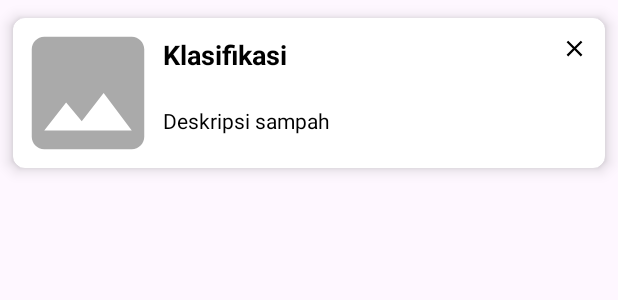
After one commit to DaurYuk/MyDaurYuk, an Android app: the layout item_history.xml on its own in the app's theme, with its tools: preview values and no code run, on a phone screen of 412 x 824 dp. The commit adds this screen. Shown: the top 300 px of the screen. Run offline under Robolectric (Android 15) with nearby library versions, the phone set to English and light mode, and no system bars.

Commit message:
fitur history reclcyleview sederhana donse

```diff
--- /dev/null
+++ b/app/src/main/res/drawable/baseline_close_24.xml
@@ -0,0 +1,5 @@
+<vector android:height="24dp" android:tint="#000000"
+    android:viewportHeight="24" android:viewportWidth="24"
+    android:width="24dp" xmlns:android="http://schemas.android.com/apk/res/android">
+    <path android:fillColor="@android:color/white" android:pathData="M19,6.41L17.59,5 12,10.59 6.41,5 5,6.41 10.59,12 5,17.59 6.41,19 12,13.41 17.59,19 19,17.59 13.41,12z"/>
+</vector>
--- a/app/src/main/res/layout/activity_recomendation.xml
+++ b/app/src/main/res/layout/activity_recomendation.xml
@@ -4,7 +4,8 @@
     xmlns:tools="http://schemas.android.com/tools"
     android:layout_width="match_parent"
     android:layout_height="match_parent"
-    tools:context=".recomendation.RecomendationActivity">
+    tools:context=".recomendation.RecomendationActivity"
+    android:background="@color/white">
 
     <TextView
         android:layout_width="wrap_content"
--- /dev/null
+++ b/app/src/main/res/layout/item_history.xml
@@ -0,0 +1,70 @@
+<?xml version="1.0" encoding="utf-8"?>
+<androidx.constraintlayout.widget.ConstraintLayout xmlns:android="http://schemas.android.com/apk/res/android"
+    xmlns:app="http://schemas.android.com/apk/res-auto"
+    android:layout_width="match_parent"
+    android:layout_height="wrap_content"
+    xmlns:tools="http://schemas.android.com/tools">
+
+    <androidx.cardview.widget.CardView
+        android:layout_width="match_parent"
+        android:layout_height="wrap_content"
+        app:cardBackgroundColor="@color/white"
+        app:cardCornerRadius="8dp"
+        app:cardElevation="6dp"
+        app:cardUseCompatPadding="true"
+        app:layout_constraintStart_toStartOf="parent"
+        app:layout_constraintEnd_toEndOf="parent"
+        app:layout_constraintTop_toTopOf="parent"
+        app:layout_constraintBottom_toBottomOf="parent">
+
+        <androidx.constraintlayout.widget.ConstraintLayout
+            android:layout_width="match_parent"
+            android:layout_height="wrap_content">
+
+            <ImageView
+                android:id="@+id/imageClassification"
+                android:layout_width="100dp"
+                android:layout_height="100dp"
+                android:src="@drawable/ic_place_holder"
+                app:layout_constraintStart_toStartOf="parent"
+                app:layout_constraintTop_toTopOf="parent"
+                app:layout_constraintBottom_toBottomOf="parent"/>
+
+            <ImageView
+                android:id="@+id/closeImageView"
+                android:layout_width="30dp"
+                android:layout_height="30dp"
+                android:padding="6dp"
+                android:layout_marginRight="5dp"
+                android:layout_marginTop="5dp"
+                android:src="@drawable/baseline_close_24"
+                app:layout_constraintEnd_toEndOf="parent"
+                app:layout_constraintTop_toTopOf="@id/imageClassification" />
+
+            <TextView
+                android:id="@+id/classificationTextView"
+                android:layout_width="0dp"
+                android:layout_height="wrap_content"
+                android:layout_marginTop="12dp"
+                tools:text="@string/classification"
+                android:textSize="18sp"
+                android:textStyle="bold"
+                android:textColor="@color/black"
+                app:layout_constraintStart_toEndOf="@id/imageClassification"
+                app:layout_constraintTop_toTopOf="@id/imageClassification"
+                app:layout_constraintEnd_toStartOf="@+id/closeImageView" />
+
+            <TextView
+                android:id="@+id/descriptionTextView"
+                android:layout_width="0dp"
+                android:layout_height="wrap_content"
+                tools:text="@string/deskripsi_sampah"
+                android:textColor="@color/black"
+                app:layout_constraintStart_toEndOf="@id/imageClassification"
+                app:layout_constraintTop_toBottomOf="@+id/classificationTextView"
+                app:layout_constraintEnd_toEndOf="parent"
+                app:layout_constraintBottom_toBottomOf="parent" />
+
+        </androidx.constraintlayout.widget.ConstraintLayout>
+    </androidx.cardview.widget.CardView>
+</androidx.constraintlayout.widget.ConstraintLayout>
--- a/app/src/main/res/values/strings.xml
+++ b/app/src/main/res/values/strings.xml
@@ -31,4 +31,6 @@
     <string name="empty_image_warning">nothing</string>
     <string name="history">History</string>
     <string name="recomendation">recomendation</string>
+    <string name="classification">Klasifikasi</string>
+    <string name="deskripsi_sampah">Deskripsi sampah</string>
 </resources>
```
Also changed, not shown: app/src/main/java/com/example/mycapstone/history/HistoryActivity.kt (+18 -0 lines), app/src/main/java/com/example/mycapstone/history/adapter/HistoryAdapter.kt (added, +46 -0 lines), app/src/main/java/com/example/mycapstone/history/db/HistoryItem.kt (added, +9 -0 lines), app/src/main/res/layout/activity_history.xml (+7 -9 lines).
